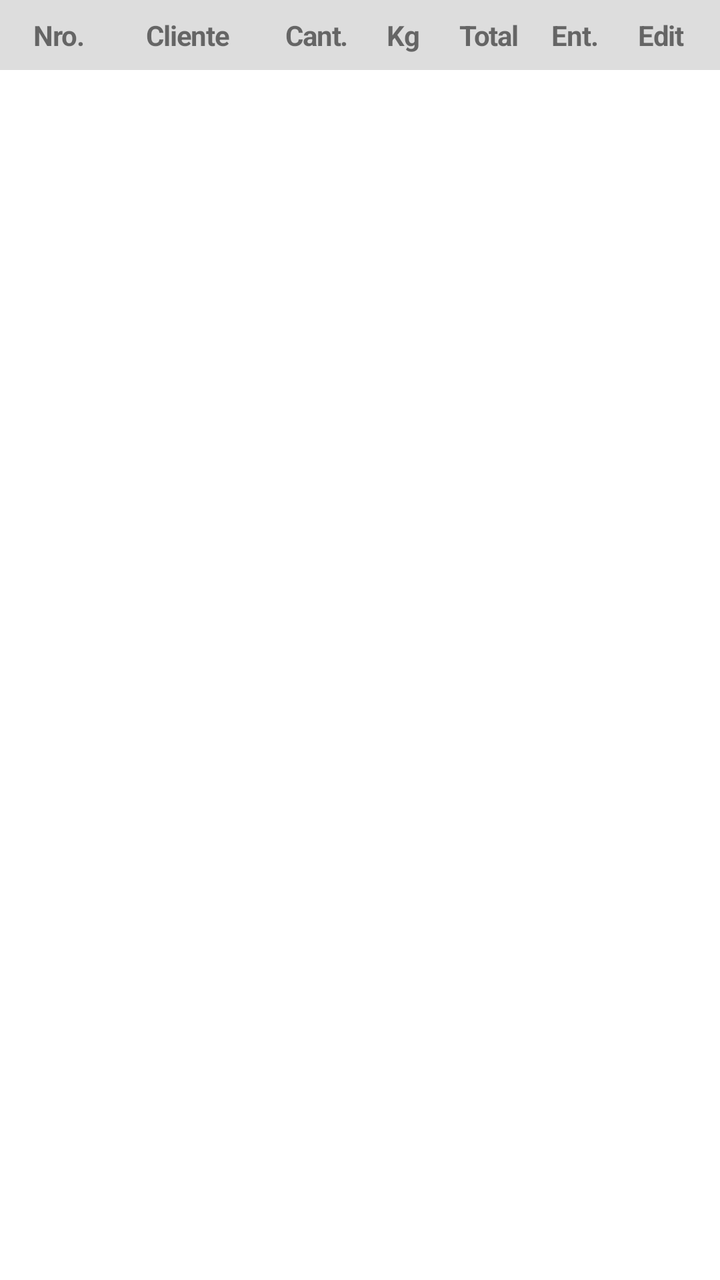
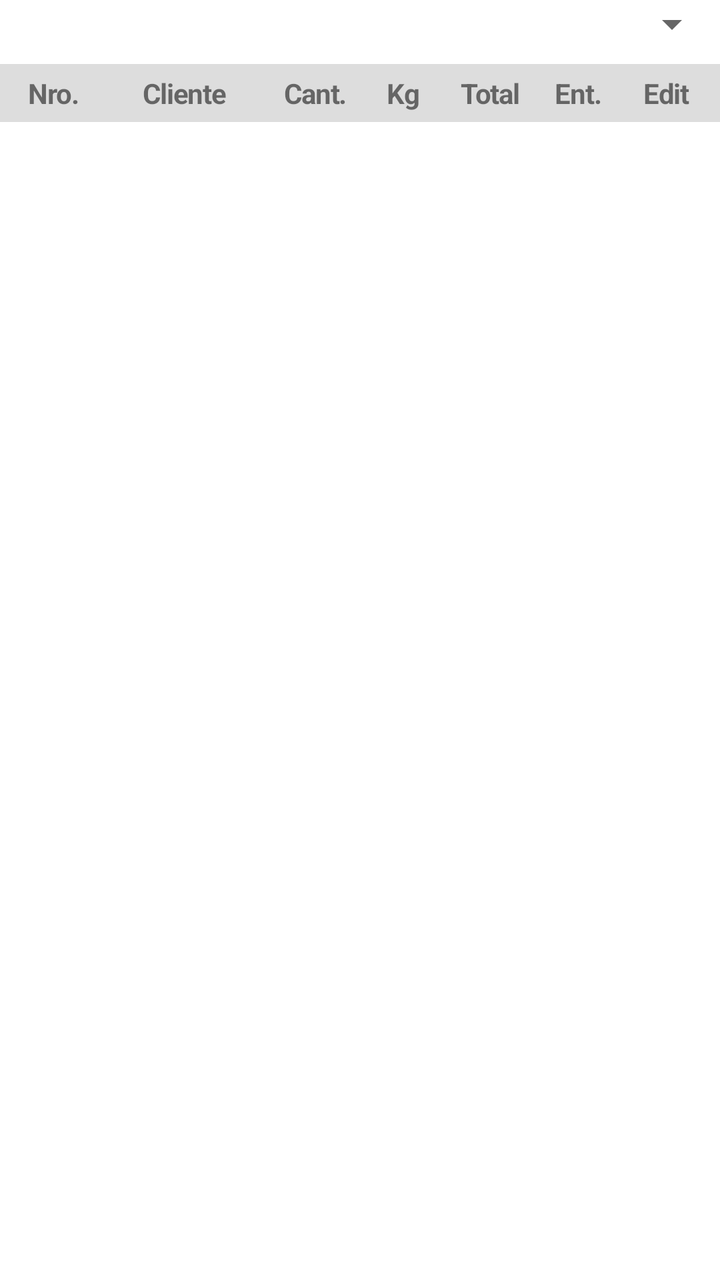

An Android layout rendered at two revisions. The XML below is the earlier revision; the diff shows what the commit changed to produce the second picture.
<!-- AndroidManifest.xml: application theme Theme.MyApplication -->
<!-- res/layout/fragment_pedidos_list.xml -->
<?xml version="1.0" encoding="utf-8"?>
<LinearLayout
    xmlns:android="http://schemas.android.com/apk/res/android"
    android:layout_width="match_parent"
    android:layout_height="match_parent"
    android:orientation="vertical">

    
    <LinearLayout
        android:layout_width="match_parent"
        android:layout_height="wrap_content"
        android:background="#DDDDDD"
        android:padding="8dp"
        android:orientation="horizontal">

        <TextView
            android:layout_width="0dp"
            android:layout_weight="1"
            android:layout_height="wrap_content"
            android:text="Nro."
            android:letterSpacing="-0.03"
            android:gravity="center"
            android:textStyle="bold"/>

        <TextView
            android:layout_width="0dp"
            android:layout_weight="2"
            android:layout_height="wrap_content"
            android:text="Cliente"
            android:gravity="center"
            android:letterSpacing="-0.03"
            android:textStyle="bold"/>

        <TextView
            android:layout_width="0dp"
            android:layout_weight="1"
            android:layout_height="wrap_content"
            android:text="Cant."
            android:letterSpacing="-0.03"
            android:gravity="center"
            android:textStyle="bold"/>

        <TextView
            android:layout_width="0dp"
            android:layout_weight="1"
            android:layout_height="wrap_content"
            android:text="Kg"
            android:letterSpacing="-0.03"
            android:gravity="center"
            android:textStyle="bold"/>

        <TextView
            android:layout_width="0dp"
            android:layout_weight="1"
            android:layout_height="wrap_content"
            android:text="Total"
            android:letterSpacing="-0.03"
            android:gravity="center"
            android:textStyle="bold"/>

        <TextView
            android:layout_width="0dp"
            android:layout_weight="1"
            android:layout_height="wrap_content"
            android:text="Ent."
            android:letterSpacing="-0.03"
            android:gravity="center"
            android:textStyle="bold"/>

        <TextView
            android:layout_width="0dp"
            android:layout_weight="1"
            android:layout_height="wrap_content"
            android:text="Edit"
            android:letterSpacing="-0.03"
            android:gravity="center"
            android:textStyle="bold"/>

    </LinearLayout>

    
    <androidx.recyclerview.widget.RecyclerView
        android:id="@+id/recyclerPedidos"
        android:layout_width="match_parent"
        android:layout_height="match_parent"/>
</LinearLayout>
<!-- resources referenced by this layout -->
<resources>
  <style name="Theme.MyApplication" parent="Theme.MaterialComponents.DayNight.DarkActionBar">
          
          <item name="colorPrimary">@color/purple_500</item>
          <item name="colorPrimaryVariant">@color/purple_700</item>
          <item name="colorOnPrimary">@color/white</item>
          
          <item name="colorSecondary">@color/teal_200</item>
          <item name="colorSecondaryVariant">@color/teal_700</item>
          <item name="colorOnSecondary">@color/black</item>
          
          <item name="android:statusBarColor">?attr/colorPrimaryVariant</item>
          
      </style>
  <color name="purple_500">#FF6200EE</color>
  <color name="purple_700">#FF3700B3</color>
  <color name="white">#FFFFFFFF</color>
  <color name="teal_200">#FF03DAC5</color>
  <color name="teal_700">#FF018786</color>
  <color name="black">#FF000000</color>
</resources>

<!-- the commit's change to res/layout/fragment_pedidos_list.xml (unified diff, before → after) -->
@@ -4,13 +4,18 @@
     android:layout_width="match_parent"
     android:layout_height="match_parent"
     android:orientation="vertical">
-
+    <Spinner
+        android:id="@+id/spinnerCargas"
+        android:layout_width="match_parent"
+        android:layout_height="wrap_content"
+        android:spinnerMode="dropdown"
+        android:layout_marginBottom="8dp"/>
     
     <LinearLayout
         android:layout_width="match_parent"
         android:layout_height="wrap_content"
         android:background="#DDDDDD"
-        android:padding="8dp"
+        android:padding="5dp"
         android:orientation="horizontal">
 
         <TextView
